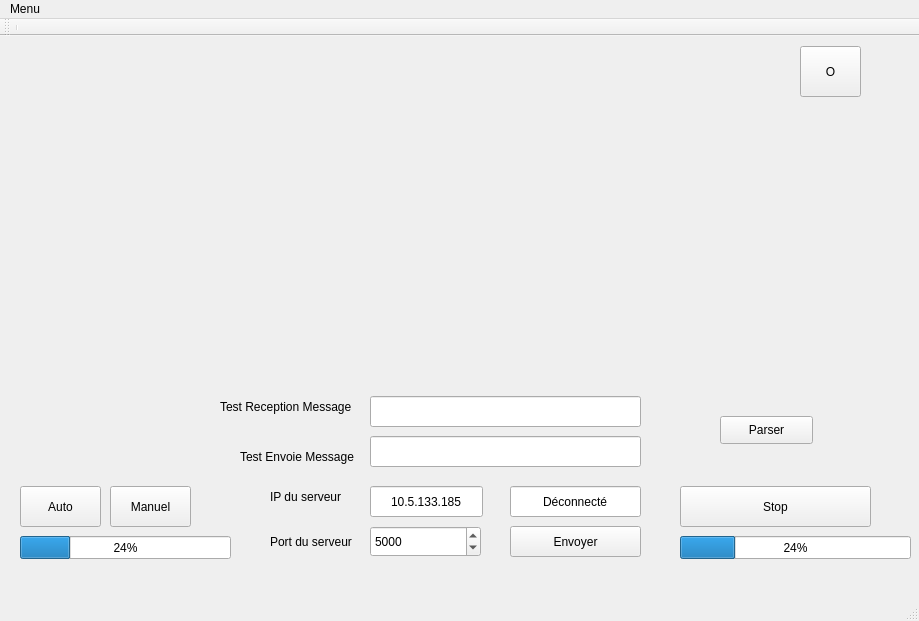
First picture: the form in Sources/Ground_station/Qt/mainwindow.ui, repository D3Rnatch/TestPhabricator, before the edit.
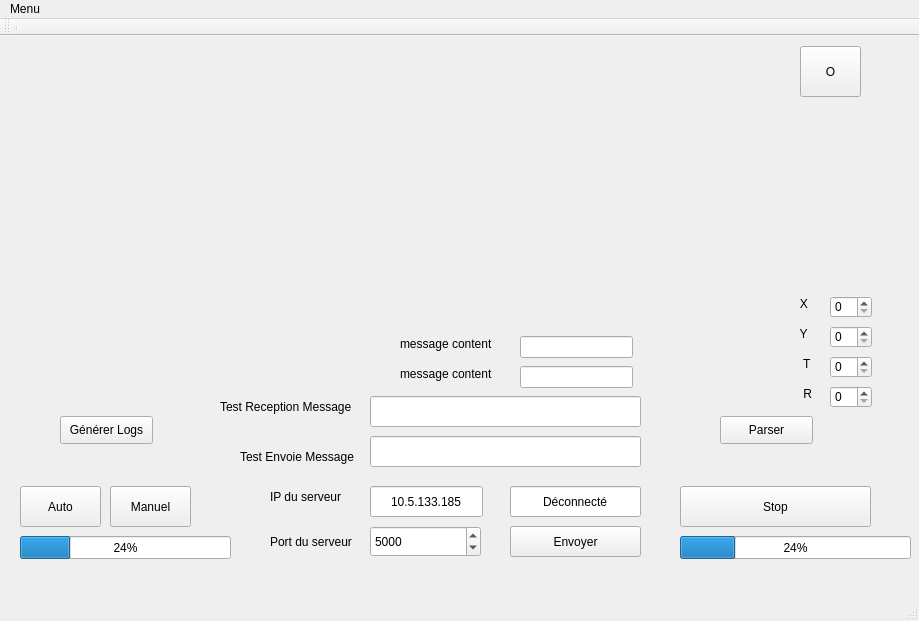
Second picture: the form after the edit.

What changed in the file:
```diff
--- a/Sources/Ground_station/Qt/mainwindow.ui
+++ b/Sources/Ground_station/Qt/mainwindow.ui
@@ -250,6 +250,157 @@
      <string>Parser</string>
     </property>
    </widget>
+   <widget class="QLineEdit" name="box_message_content_1">
+    <property name="geometry">
+     <rect>
+      <x>520</x>
+      <y>300</y>
+      <width>113</width>
+      <height>22</height>
+     </rect>
+    </property>
+   </widget>
+   <widget class="QLabel" name="label_message_content_1">
+    <property name="geometry">
+     <rect>
+      <x>400</x>
+      <y>300</y>
+      <width>101</width>
+      <height>16</height>
+     </rect>
+    </property>
+    <property name="text">
+     <string>message content</string>
+    </property>
+   </widget>
+   <widget class="QLabel" name="label_message_content_2">
+    <property name="geometry">
+     <rect>
+      <x>400</x>
+      <y>330</y>
+      <width>101</width>
+      <height>16</height>
+     </rect>
+    </property>
+    <property name="text">
+     <string>message content</string>
+    </property>
+   </widget>
+   <widget class="QLineEdit" name="box_message_content_2">
+    <property name="geometry">
+     <rect>
+      <x>520</x>
+      <y>330</y>
+      <width>113</width>
+      <height>22</height>
+     </rect>
+    </property>
+   </widget>
+   <widget class="QLabel" name="label_x">
+    <property name="geometry">
+     <rect>
+      <x>770</x>
+      <y>260</y>
+      <width>55</width>
+      <height>16</height>
+     </rect>
+    </property>
+    <property name="text">
+     <string>         X</string>
+    </property>
+   </widget>
+   <widget class="QLabel" name="label_2">
+    <property name="geometry">
+     <rect>
+      <x>770</x>
+      <y>290</y>
+      <width>51</width>
+      <height>16</height>
+     </rect>
+    </property>
+    <property name="text">
+     <string>         Y</string>
+    </property>
+   </widget>
+   <widget class="QLabel" name="label_T">
+    <property name="geometry">
+     <rect>
+      <x>780</x>
+      <y>320</y>
+      <width>55</width>
+      <height>16</height>
+     </rect>
+    </property>
+    <property name="text">
+     <string>       T</string>
+    </property>
+   </widget>
+   <widget class="QLabel" name="label_T_2">
+    <property name="geometry">
+     <rect>
+      <x>780</x>
+      <y>350</y>
+      <width>55</width>
+      <height>16</height>
+     </rect>
+    </property>
+    <property name="text">
+     <string>       R</string>
+    </property>
+   </widget>
+   <widget class="QSpinBox" name="box_x">
+    <property name="geometry">
+     <rect>
+      <x>830</x>
+      <y>260</y>
+      <width>42</width>
+      <height>22</height>
+     </rect>
+    </property>
+   </widget>
+   <widget class="QSpinBox" name="box_y">
+    <property name="geometry">
+     <rect>
+      <x>830</x>
+      <y>290</y>
+      <width>42</width>
+      <height>22</height>
+     </rect>
+    </property>
+   </widget>
+   <widget class="QSpinBox" name="box_t">
+    <property name="geometry">
+     <rect>
+      <x>830</x>
+      <y>320</y>
+      <width>42</width>
+      <height>22</height>
+     </rect>
+    </property>
+   </widget>
+   <widget class="QSpinBox" name="box_r">
+    <property name="geometry">
+     <rect>
+      <x>830</x>
+      <y>350</y>
+      <width>42</width>
+      <height>22</height>
+     </rect>
+    </property>
+   </widget>
+   <widget class="QPushButton" name="boutonLog">
+    <property name="geometry">
+     <rect>
+      <x>60</x>
+      <y>380</y>
+      <width>93</width>
+      <height>28</height>
+     </rect>
+    </property>
+    <property name="text">
+     <string>Générer Logs</string>
+    </property>
+   </widget>
   </widget>
   <widget class="QToolBar" name="mainToolBar">
    <attribute name="toolBarArea">
```
Left out of the diff: 10 changed lines with no effect on the pictures.
